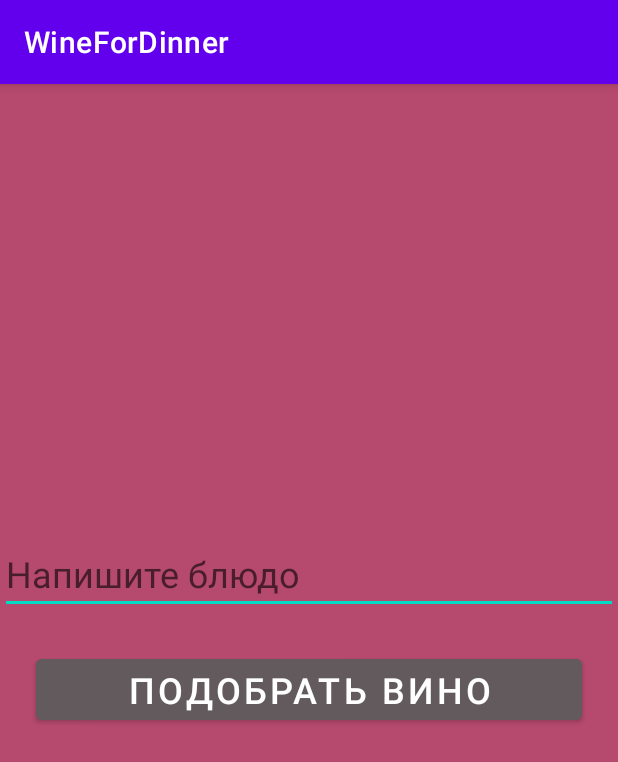
After one commit to lancerita/WineForDinner, an Android app: the fragment HomeFragment shown on its own in the app's theme, on a phone screen of 412 x 824 dp. The commit adds this screen. Shown: the top 762 px of the screen. Run offline under Robolectric (Android 15) with nearby library versions, the phone set to English and light mode, and no system bars.

Commit message:
Layout HomeFragment

```diff
--- /dev/null
+++ b/app/src/main/java/com/example/winefordinner/presentation/HomeFragment.kt
@@ -0,0 +1,20 @@
+package com.example.winefordinner.presentation
+
+import android.os.Bundle
+import androidx.fragment.app.Fragment
+import android.view.LayoutInflater
+import android.view.View
+import android.view.ViewGroup
+import com.example.winefordinner.R
+
+class HomeFragment : Fragment() {
+
+    override fun onCreateView(
+        inflater: LayoutInflater,
+        container: ViewGroup?,
+        savedInstanceState: Bundle?
+    ): View? {
+        return inflater.inflate(R.layout.fragment_home, container, false)
+    }
+
+}
--- /dev/null
+++ b/app/src/main/res/layout/fragment_home.xml
@@ -0,0 +1,26 @@
+<?xml version="1.0" encoding="utf-8"?>
+<LinearLayout xmlns:android="http://schemas.android.com/apk/res/android"
+    xmlns:tools="http://schemas.android.com/tools"
+    android:layout_width="match_parent"
+    android:layout_height="match_parent"
+    android:background="@color/background_color"
+    tools:context=".presentation.HomeFragment"
+    android:orientation="vertical">
+
+    <EditText
+        android:id="@+id/inputEditText"
+        android:layout_width="match_parent"
+        android:layout_height="wrap_content"
+        android:textSize="24sp"
+        android:layout_marginTop="300dp"
+        android:hint="@string/write_dish" />
+
+    <Button
+        android:id="@+id/buttonChoice"
+        android:layout_width="match_parent"
+        android:layout_height="wrap_content"
+        android:text="@string/button_make_choice"
+        android:textSize="24sp"
+        android:layout_margin="24dp"
+        android:backgroundTint="@color/button_color"/>
+</LinearLayout>
--- a/app/src/main/res/values/colors.xml
+++ b/app/src/main/res/values/colors.xml
@@ -7,4 +7,6 @@
     <color name="teal_700">#FF018786</color>
     <color name="black">#FF000000</color>
     <color name="white">#FFFFFFFF</color>
+    <color name="background_color">#FFB5496E</color>
+    <color name="button_color">#635A5D</color>
 </resources>
--- a/app/src/main/res/values/strings.xml
+++ b/app/src/main/res/values/strings.xml
@@ -1,3 +1,5 @@
 <resources>
     <string name="app_name">WineForDinner</string>
+    <string name="button_make_choice">Подобрать вино</string>
+    <string name="write_dish">Напишите блюдо</string>
 </resources>
```
